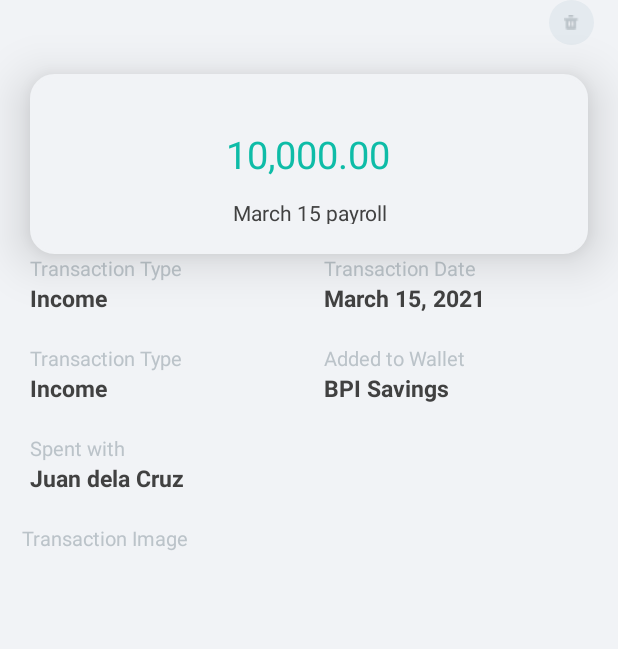
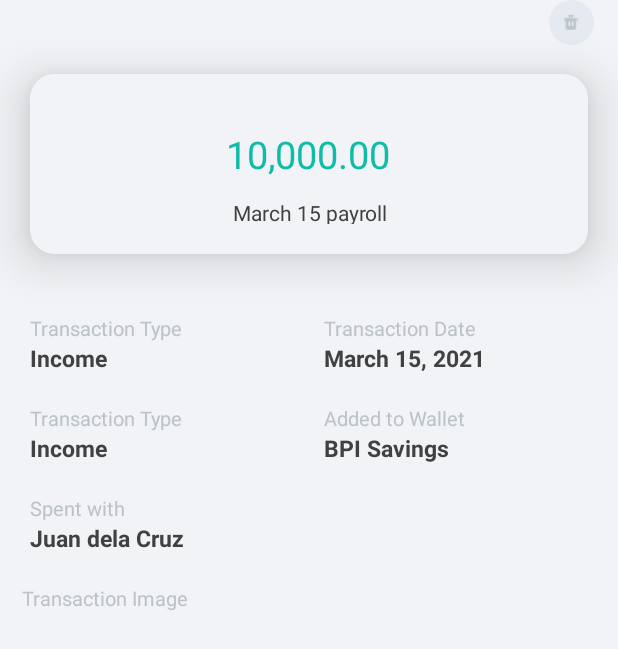
Before and after one commit to jaimejazarenoiii/kwartracker-android, an Android app: the fragment TransactionAddFragment placed in its activity, on a phone screen of 412 x 824 dp. Shown: the top 649 px of the screen. Run offline under Robolectric (Android 15) with nearby library versions, the phone set to English and light mode, and no system bars; our stand-ins replace data binding.

Commit message:
added a margin top

```diff
--- a/app/src/main/res/layout/fragment_transaction_details.xml
+++ b/app/src/main/res/layout/fragment_transaction_details.xml
@@ -66,6 +66,7 @@
             android:id="@+id/linearLayout"
             android:layout_width="match_parent"
             android:layout_height="wrap_content"
+            android:layout_marginTop="40dp"
             android:orientation="horizontal"
             android:paddingStart="20dp"
             android:weightSum="2"
--- a/app/src/main/res/navigation/nav_graph.xml
+++ b/app/src/main/res/navigation/nav_graph.xml
@@ -3,7 +3,7 @@
     xmlns:app="http://schemas.android.com/apk/res-auto"
     xmlns:tools="http://schemas.android.com/tools"
     android:id="@+id/nav_graph"
-    app:startDestination="@id/transactions_fragment">
+    app:startDestination="@id/loginFragment">
     <fragment
         android:id="@+id/loginFragment"
         android:name="com.kwartracker.android.login.ui.LoginFragment"
```
